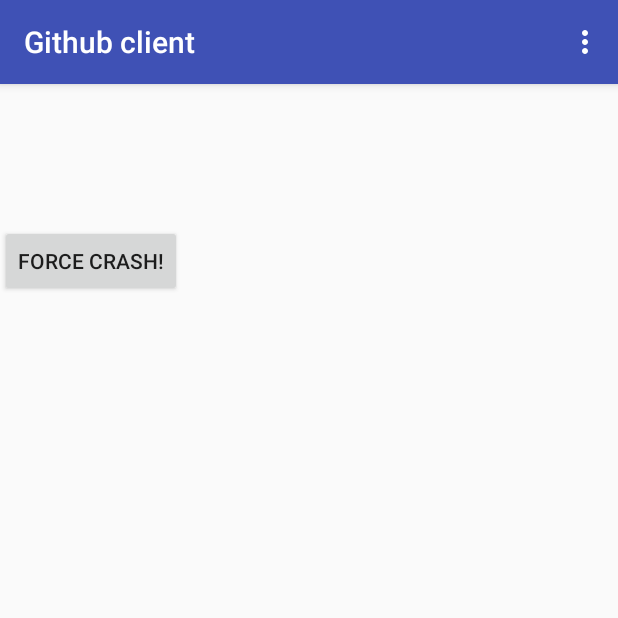
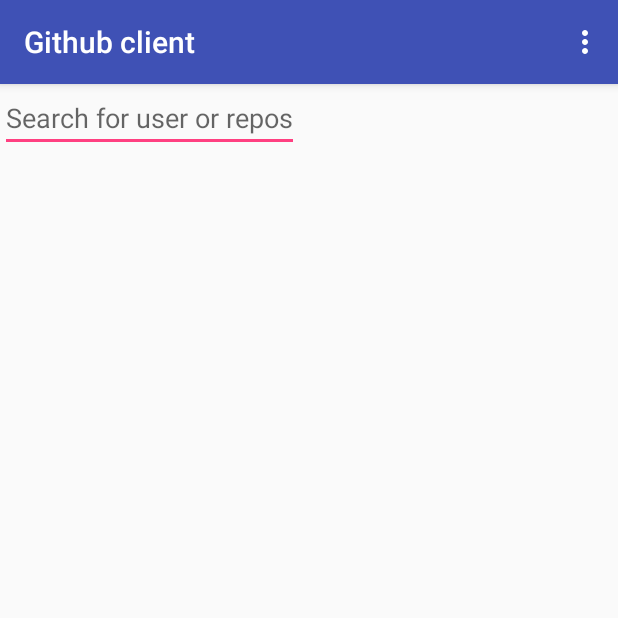
Before and after one commit to elpassion/simple-github-client-team-door, an Android app: the screen it shows after launch (GithubSearchViewActivity), on a phone screen of 412 x 824 dp, the top half of it. Run offline under Robolectric (Android 15) with nearby library versions, the phone set to English and light mode, and no system bars; libraries missing offline, so code that uses them is left out: com.crashlytics.android, io.fabric.sdk; 2 statements that could not run were skipped.

Commit message:
first search layout

```diff
--- a/app/src/main/res/layout/github_search_view.xml
+++ b/app/src/main/res/layout/github_search_view.xml
@@ -1,11 +1,12 @@
 <?xml version="1.0" encoding="utf-8"?>
-<android.support.design.widget.CoordinatorLayout xmlns:android="http://schemas.android.com/apk/res/android"
+<LinearLayout xmlns:android="http://schemas.android.com/apk/res/android"
     xmlns:app="http://schemas.android.com/apk/res-auto"
     xmlns:tools="http://schemas.android.com/tools"
     android:layout_width="match_parent"
     android:layout_height="match_parent"
     android:fitsSystemWindows="true"
-    tools:context="pl.elpassion.door.githubclient.GithubSearchViewActivity">
+    tools:context="pl.elpassion.door.githubclient.GithubSearchViewActivity"
+    android:orientation="vertical">
 
     <android.support.design.widget.AppBarLayout
         android:layout_width="match_parent"
@@ -21,17 +22,29 @@
 
     </android.support.design.widget.AppBarLayout>
 
-    <Button
-        android:id="@+id/crash_button"
+
+    <LinearLayout
+        android:layout_width="match_parent"
         android:layout_height="wrap_content"
-        android:layout_width="wrap_content"
-        android:text="Force Crash!"
-        android:onClick="forceCrash"
-        android:layout_centerVertical="true"
-        android:layout_centerHorizontal="true"
-        android:layout_marginTop="150dp"/>
+        android:orientation="horizontal">
+
+        <EditText
+            android:id="@+id/search_name"
+            android:layout_width="wrap_content"
+            android:layout_height="wrap_content"
+            android:hint="@string/search_users_repo" />
+
+    </LinearLayout>
+
+    <android.support.v7.widget.RecyclerView
+        android:id="@+id/search_results_list"
+        android:layout_width="match_parent"
+        android:layout_height="match_parent">
+
+
+    </android.support.v7.widget.RecyclerView>
 
 
 
 
-</android.support.design.widget.CoordinatorLayout>
+</LinearLayout>
--- a/app/src/main/res/values/strings.xml
+++ b/app/src/main/res/values/strings.xml
@@ -1,4 +1,5 @@
 <resources>
     <string name="app_name">Github client</string>
     <string name="action_settings">Settings</string>
+    <string name="search_users_repo">Search for user or repos</string>
 </resources>
```
